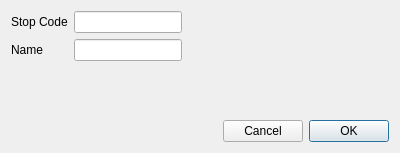
First picture: the form in busalert/busalert/EditStopDialog.ui, repository danielphil/busalert, before the edit.
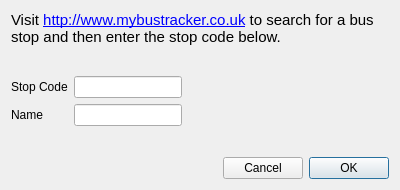
Second picture: the form after the edit.

Commit message: Adding some help text to the Add/EditStop dialog and increasing the default size of the main window to avoid having to scroll as much on the Mac.

```diff
--- a/busalert/busalert/EditStopDialog.ui
+++ b/busalert/busalert/EditStopDialog.ui
@@ -7,13 +7,42 @@
     <x>0</x>
     <y>0</y>
     <width>400</width>
-    <height>153</height>
+    <height>190</height>
    </rect>
   </property>
   <property name="windowTitle">
    <string>Edit Stop</string>
   </property>
   <layout class="QVBoxLayout" name="verticalLayout">
+   <item>
+    <widget class="QLabel" name="label_3">
+     <property name="text">
+      <string>&lt;html&gt;&lt;head/&gt;&lt;body&gt;&lt;p&gt;&lt;span style=&quot; font-size:11pt;&quot;&gt;Visit &lt;/span&gt;&lt;a href=&quot;http://www.mybustracker.co.uk&quot;&gt;&lt;span style=&quot; font-size:11pt; text-decoration: underline; color:#0000ff;&quot;&gt;http://www.mybustracker.co.uk&lt;/span&gt;&lt;/a&gt;&lt;span style=&quot; font-size:11pt;&quot;&gt; to search for a bus stop and then enter the stop code below.&lt;/span&gt;&lt;/p&gt;&lt;/body&gt;&lt;/html&gt;</string>
+     </property>
+     <property name="textFormat">
+      <enum>Qt::RichText</enum>
+     </property>
+     <property name="wordWrap">
+      <bool>true</bool>
+     </property>
+     <property name="openExternalLinks">
+      <bool>true</bool>
+     </property>
+    </widget>
+   </item>
+   <item>
+    <spacer name="verticalSpacer_2">
+     <property name="orientation">
+      <enum>Qt::Vertical</enum>
+     </property>
+     <property name="sizeHint" stdset="0">
+      <size>
+       <width>20</width>
+       <height>40</height>
+      </size>
+     </property>
+    </spacer>
+   </item>
    <item>
     <layout class="QFormLayout" name="formLayout">
      <property name="fieldGrowthPolicy">
@@ -41,6 +70,19 @@
      </item>
     </layout>
    </item>
+   <item>
+    <spacer name="verticalSpacer">
+     <property name="orientation">
+      <enum>Qt::Vertical</enum>
+     </property>
+     <property name="sizeHint" stdset="0">
+      <size>
+       <width>20</width>
+       <height>40</height>
+      </size>
+     </property>
+    </spacer>
+   </item>
    <item>
     <layout class="QHBoxLayout" name="horizontalLayout">
      <item>
```
The commit also changes 1 other file.
